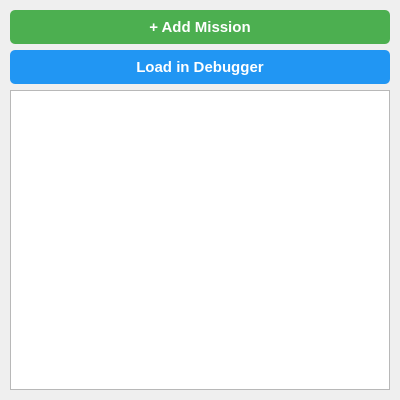
Before: the Qt Designer form agents/mission_controller/src/mission_controller.ui in jcalderon12/robocomp-insight, drawn with Qt 5.
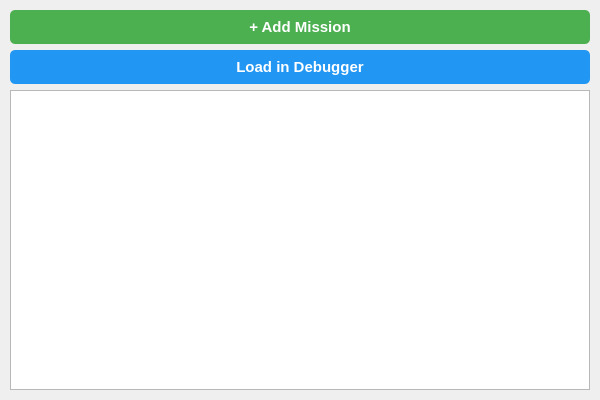
After: the same form once the commit is applied.

Commit message: Updated the mission controller user interface and the proirity polity

Diff of the .ui file:
```diff
--- a/agents/mission_controller/src/mission_controller.ui
+++ b/agents/mission_controller/src/mission_controller.ui
@@ -6,10 +6,16 @@
    <rect>
     <x>0</x>
     <y>0</y>
-    <width>400</width>
+    <width>600</width>
     <height>400</height>
    </rect>
   </property>
+  <property name="minimumSize">
+   <size>
+    <width>550</width>
+    <height>300</height>
+   </size>
+  </property>
   <property name="windowTitle">
    <string>Form</string>
   </property>
```
The commit also changes 11 other files.
